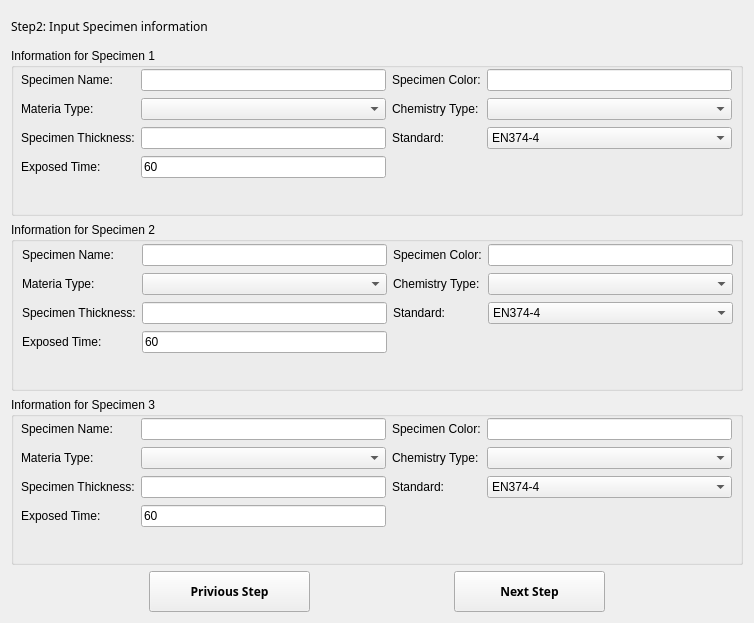
First picture: the form in Ui/sample_information_input.ui, repository tahyuu/glove_test, before the edit.
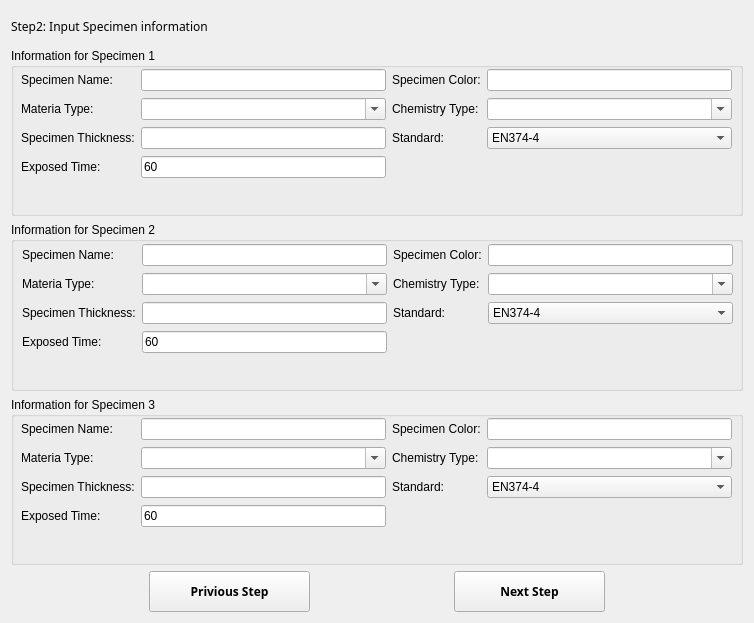
Second picture: the form after the edit. Icons and pictures are not drawn.

Commit message: change the mtype and ctype to combox

Patch:
```diff
--- a/Ui/sample_information_input.ui
+++ b/Ui/sample_information_input.ui
@@ -141,10 +141,18 @@
         </widget>
        </item>
        <item row="1" column="1">
-        <widget class="QComboBox" name="cb_1_mtype"/>
+        <widget class="QComboBox" name="cb_1_mtype">
+         <property name="editable">
+          <bool>true</bool>
+         </property>
+        </widget>
        </item>
        <item row="1" column="3">
-        <widget class="QComboBox" name="cb_1_ctype"/>
+        <widget class="QComboBox" name="cb_1_ctype">
+         <property name="editable">
+          <bool>true</bool>
+         </property>
+        </widget>
        </item>
       </layout>
      </widget>
@@ -253,10 +261,18 @@
         </widget>
        </item>
        <item row="1" column="1">
-        <widget class="QComboBox" name="cb_2_mtype"/>
+        <widget class="QComboBox" name="cb_2_mtype">
+         <property name="editable">
+          <bool>true</bool>
+         </property>
+        </widget>
        </item>
        <item row="1" column="3">
-        <widget class="QComboBox" name="cb_2_ctype"/>
+        <widget class="QComboBox" name="cb_2_ctype">
+         <property name="editable">
+          <bool>true</bool>
+         </property>
+        </widget>
        </item>
       </layout>
      </widget>
@@ -368,10 +384,18 @@
         </widget>
        </item>
        <item row="1" column="1">
-        <widget class="QComboBox" name="cb_3_mtype"/>
+        <widget class="QComboBox" name="cb_3_mtype">
+         <property name="editable">
+          <bool>true</bool>
+         </property>
+        </widget>
        </item>
        <item row="1" column="3">
-        <widget class="QComboBox" name="cb_3_ctype"/>
+        <widget class="QComboBox" name="cb_3_ctype">
+         <property name="editable">
+          <bool>true</bool>
+         </property>
+        </widget>
        </item>
       </layout>
      </widget>
```
The commit also changes 2 other files.
